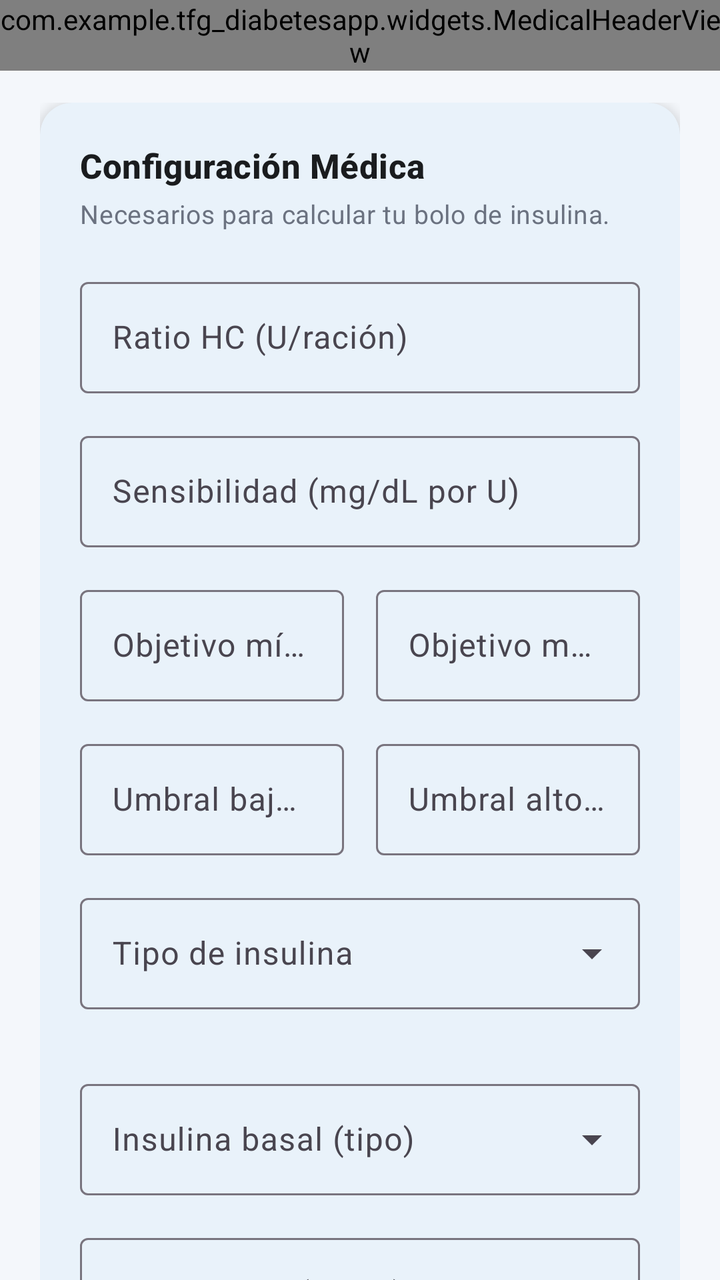
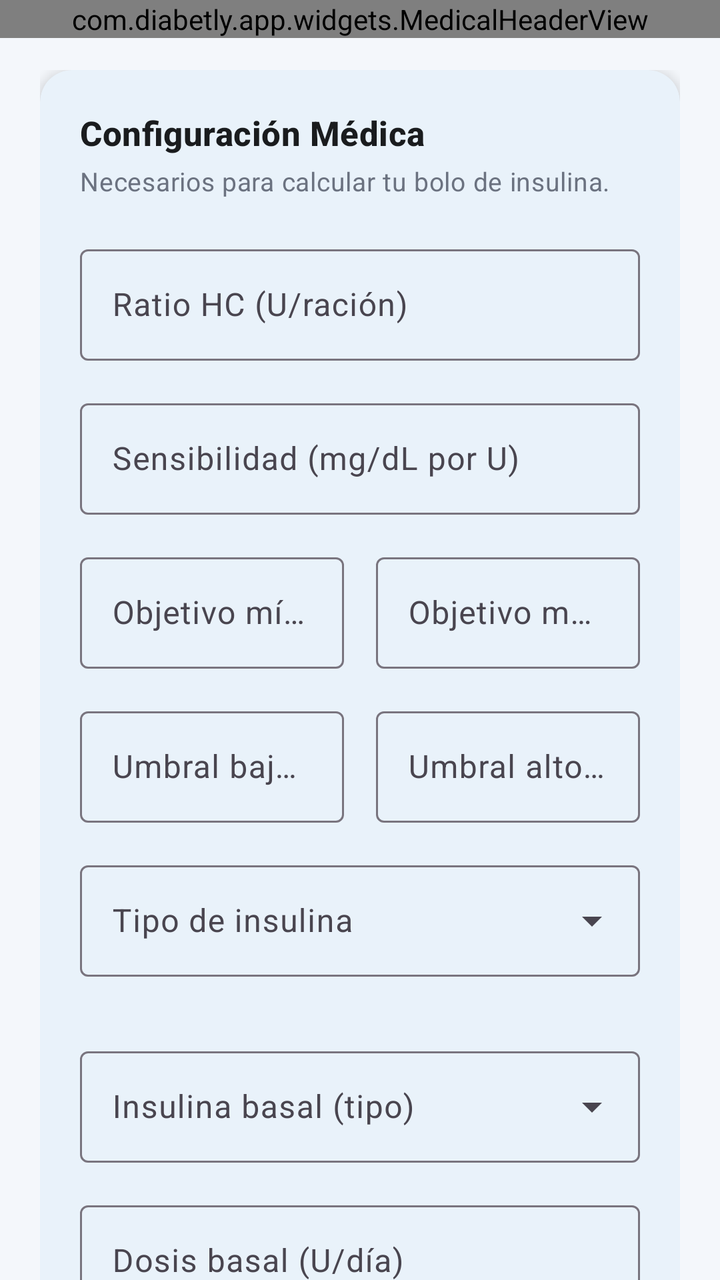

Before-and-after screenshots of an Android layout around one commit, followed by the original layout XML and the change that was made.
<!-- AndroidManifest.xml: application theme Theme.TFGDIABETESAPP -->
<!-- res/layout/fragment_settings.xml -->
<?xml version="1.0" encoding="utf-8"?>
<LinearLayout xmlns:android="http://schemas.android.com/apk/res/android"
    xmlns:app="http://schemas.android.com/apk/res-auto"
    xmlns:tools="http://schemas.android.com/tools"
    android:layout_width="match_parent"
    android:layout_height="match_parent"
    android:orientation="vertical"
    android:background="@color/color_background"
    tools:context=".fragments.SettingsFragment">

    <com.example.tfg_diabetesapp.widgets.MedicalHeaderView
        android:layout_width="match_parent"
        android:layout_height="wrap_content"
        app:headerTitle="Configuración"
        app:headerSubtitle="Ajusta tus parámetros médicos" />

    <androidx.core.widget.NestedScrollView
        android:layout_width="match_parent"
        android:layout_height="0dp"
        android:layout_weight="1"
        android:layout_marginTop="@dimen/header_content_overlap_negative"
        android:clipToPadding="false">

        <LinearLayout
            android:layout_width="match_parent"
            android:layout_height="wrap_content"
            android:orientation="vertical"
            android:paddingHorizontal="@dimen/screen_padding_horizontal"
            android:paddingTop="@dimen/content_gap_after_header"
            android:paddingBottom="@dimen/space_3xl">

            
            <com.google.android.material.card.MaterialCardView
                style="@style/Widget.App.Card"
                android:layout_width="match_parent"
                android:layout_height="wrap_content"
                android:layout_marginBottom="@dimen/space_lg">

                <LinearLayout
                    android:layout_width="match_parent"
                    android:layout_height="wrap_content"
                    android:orientation="vertical"
                    android:padding="@dimen/card_padding">

                    <TextView
                        android:layout_width="wrap_content"
                        android:layout_height="wrap_content"
                        android:text="Configuración Médica"
                        android:textAppearance="@style/TextAppearance.App.SectionTitle"
                        android:layout_marginBottom="@dimen/space_xs" />

                    <TextView
                        android:layout_width="match_parent"
                        android:layout_height="wrap_content"
                        android:text="Necesarios para calcular tu bolo de insulina."
                        android:textAppearance="@style/TextAppearance.App.Body"
                        android:layout_marginBottom="@dimen/space_xl" />

                    <com.google.android.material.textfield.TextInputLayout
                        style="@style/Widget.Material3.TextInputLayout.OutlinedBox"
                        android:layout_width="match_parent"
                        android:layout_height="wrap_content"
                        android:hint="Ratio HC (U/ración)"
                        android:layout_marginBottom="@dimen/space_lg">

                        <com.google.android.material.textfield.TextInputEditText
                            android:id="@+id/etFactorHC"
                            android:layout_width="match_parent"
                            android:layout_height="wrap_content"
                            android:inputType="numberDecimal" />
                    </com.google.android.material.textfield.TextInputLayout>

                    <com.google.android.material.textfield.TextInputLayout
                        style="@style/Widget.Material3.TextInputLayout.OutlinedBox"
                        android:layout_width="match_parent"
                        android:layout_height="wrap_content"
                        android:hint="Sensibilidad (mg/dL por U)"
                        android:layout_marginBottom="@dimen/space_lg">

                        <com.google.android.material.textfield.TextInputEditText
                            android:id="@+id/etSensibilidad"
                            android:layout_width="match_parent"
                            android:layout_height="wrap_content"
                            android:inputType="numberDecimal" />
                    </com.google.android.material.textfield.TextInputLayout>

                    <LinearLayout
                        android:layout_width="match_parent"
                        android:layout_height="wrap_content"
                        android:orientation="horizontal"
                        android:layout_marginBottom="@dimen/space_lg">

                        <com.google.android.material.textfield.TextInputLayout
                            style="@style/Widget.Material3.TextInputLayout.OutlinedBox"
                            android:layout_width="0dp"
                            android:layout_height="wrap_content"
                            android:layout_weight="1"
                            android:hint="Objetivo mín. (mg/dL)"
                            android:layout_marginEnd="@dimen/space_sm">

                            <com.google.android.material.textfield.TextInputEditText
                                android:id="@+id/etObjetivoMin"
                                android:layout_width="match_parent"
                                android:layout_height="wrap_content"
                                android:inputType="numberDecimal" />
                        </com.google.android.material.textfield.TextInputLayout>

                        <com.google.android.material.textfield.TextInputLayout
                            style="@style/Widget.Material3.TextInputLayout.OutlinedBox"
                            android:layout_width="0dp"
                            android:layout_height="wrap_content"
                            android:layout_weight="1"
                            android:hint="Objetivo máx. (mg/dL)"
                            android:layout_marginStart="@dimen/space_sm">

                            <com.google.android.material.textfield.TextInputEditText
                                android:id="@+id/etObjetivoMax"
                                android:layout_width="match_parent"
                                android:layout_height="wrap_content"
                                android:inputType="numberDecimal" />
                        </com.google.android.material.textfield.TextInputLayout>

                    </LinearLayout>

                    <LinearLayout
                        android:layout_width="match_parent"
                        android:layout_height="wrap_content"
                        android:orientation="horizontal"
                        android:layout_marginBottom="@dimen/space_lg">

                        <com.google.android.material.textfield.TextInputLayout
                            style="@style/Widget.Material3.TextInputLayout.OutlinedBox"
                            android:layout_width="0dp"
                            android:layout_height="wrap_content"
                            android:layout_weight="1"
                            android:hint="Umbral bajo (mg/dL)"
                            android:layout_marginEnd="@dimen/space_sm">

                            <com.google.android.material.textfield.TextInputEditText
                                android:id="@+id/etUmbralBajo"
                                android:layout_width="match_parent"
                                android:layout_height="wrap_content"
                                android:inputType="numberDecimal" />
                        </com.google.android.material.textfield.TextInputLayout>

                        <com.google.android.material.textfield.TextInputLayout
                            style="@style/Widget.Material3.TextInputLayout.OutlinedBox"
                            android:layout_width="0dp"
                            android:layout_height="wrap_content"
                            android:layout_weight="1"
                            android:hint="Umbral alto (mg/dL)"
                            android:layout_marginStart="@dimen/space_sm">

                            <com.google.android.material.textfield.TextInputEditText
                                android:id="@+id/etUmbralAlto"
                                android:layout_width="match_parent"
                                android:layout_height="wrap_content"
                                android:inputType="numberDecimal" />
                        </com.google.android.material.textfield.TextInputLayout>

                    </LinearLayout>

                    <com.google.android.material.textfield.TextInputLayout
                        android:id="@+id/tilInsulina"
                        style="@style/Widget.Material3.TextInputLayout.OutlinedBox.ExposedDropdownMenu"
                        android:layout_width="match_parent"
                        android:layout_height="wrap_content"
                        android:hint="Tipo de insulina"
                        android:layout_marginBottom="@dimen/space_lg">

                        <AutoCompleteTextView
                            android:id="@+id/actvInsulina"
                            android:layout_width="match_parent"
                            android:layout_height="wrap_content"
                            android:inputType="none" />
                    </com.google.android.material.textfield.TextInputLayout>

                    <com.google.android.material.textfield.TextInputLayout
                        android:id="@+id/tilDiaPersonalizado"
                        style="@style/Widget.Material3.TextInputLayout.OutlinedBox"
                        android:layout_width="match_parent"
                        android:layout_height="wrap_content"
                        android:hint="Duración de la insulina (horas)"
                        android:visibility="gone">

                        <com.google.android.material.textfield.TextInputEditText
                            android:id="@+id/etDiaPersonalizado"
                            android:layout_width="match_parent"
                            android:layout_height="wrap_content"
                            android:inputType="numberDecimal" />
                    </com.google.android.material.textfield.TextInputLayout>

                    <com.google.android.material.textfield.TextInputLayout
                        style="@style/Widget.Material3.TextInputLayout.OutlinedBox.ExposedDropdownMenu"
                        android:layout_width="match_parent"
                        android:layout_height="wrap_content"
                        android:hint="Insulina basal (tipo)"
                        android:layout_marginTop="@dimen/space_lg"
                        android:layout_marginBottom="@dimen/space_lg">

                        <AutoCompleteTextView
                            android:id="@+id/actvInsulinaBasal"
                            android:layout_width="match_parent"
                            android:layout_height="wrap_content"
                            android:inputType="none" />
                    </com.google.android.material.textfield.TextInputLayout>

                    <com.google.android.material.textfield.TextInputLayout
                        style="@style/Widget.Material3.TextInputLayout.OutlinedBox"
                        android:layout_width="match_parent"
                        android:layout_height="wrap_content"
                        android:hint="Dosis basal (U/día)">

                        <com.google.android.material.textfield.TextInputEditText
                            android:id="@+id/etDosisBasal"
                            android:layout_width="match_parent"
                            android:layout_height="wrap_content"
                            android:inputType="numberDecimal" />
                    </com.google.android.material.textfield.TextInputLayout>

                </LinearLayout>
            </com.google.android.material.card.MaterialCardView>

            
            <com.google.android.material.card.MaterialCardView
                style="@style/Widget.App.Card"
                android:layout_width="match_parent"
                android:layout_height="wrap_content"
                android:layout_marginBottom="@dimen/space_lg">

                <LinearLayout
                    android:layout_width="match_parent"
                    android:layout_height="wrap_content"
                    android:orientation="vertical"
                    android:padding="@dimen/card_padding">

                    <TextView
                        android:layout_width="wrap_content"
                        android:layout_height="wrap_content"
                        android:text="Perfiles Horarios"
                        android:textAppearance="@style/TextAppearance.App.SectionTitle"
                        android:layout_marginBottom="@dimen/space_xs" />

                    <TextView
                        android:layout_width="match_parent"
                        android:layout_height="wrap_content"
                        android:text="Ratio e insulina distintos según la hora del día. Si ningún perfil aplica, se usan los valores globales de arriba."
                        android:textAppearance="@style/TextAppearance.App.Body"
                        android:layout_marginBottom="@dimen/space_lg" />

                    <LinearLayout
                        android:id="@+id/llPerfiles"
                        android:layout_width="match_parent"
                        android:layout_height="wrap_content"
                        android:orientation="vertical" />

                    <com.google.android.material.button.MaterialButton
                        android:id="@+id/btnAddPerfil"
                        style="@style/Widget.Material3.Button.OutlinedButton"
                        android:layout_width="match_parent"
                        android:layout_height="48dp"
                        android:text="Añadir franja horaria"
                        app:icon="@drawable/ic_add"
                        app:iconGravity="textStart"
                        android:layout_marginTop="@dimen/space_sm"
                        app:cornerRadius="@dimen/button_corner_radius" />

                </LinearLayout>
            </com.google.android.material.card.MaterialCardView>

            
            <com.google.android.material.card.MaterialCardView
                style="@style/Widget.App.Card"
                android:layout_width="match_parent"
                android:layout_height="wrap_content"
                android:layout_marginBottom="@dimen/space_lg">

                <LinearLayout
                    android:layout_width="match_parent"
                    android:layout_height="wrap_content"
                    android:orientation="vertical"
                    android:padding="@dimen/card_padding">

                    <TextView
                        android:layout_width="wrap_content"
                        android:layout_height="wrap_content"
                        android:text="Perfil Personal"
                        android:textAppearance="@style/TextAppearance.App.SectionTitle"
                        android:layout_marginBottom="@dimen/space_xs" />

                    <TextView
                        android:layout_width="match_parent"
                        android:layout_height="wrap_content"
                        android:text="Datos personales para mejorar las recomendaciones."
                        android:textAppearance="@style/TextAppearance.App.Body"
                        android:layout_marginBottom="@dimen/space_xl" />

                    <LinearLayout
                        android:layout_width="match_parent"
                        android:layout_height="wrap_content"
                        android:orientation="horizontal"
                        android:layout_marginBottom="@dimen/space_lg">

                        <com.google.android.material.textfield.TextInputLayout
                            style="@style/Widget.Material3.TextInputLayout.OutlinedBox"
                            android:layout_width="0dp"
                            android:layout_height="wrap_content"
                            android:layout_weight="1"
                            android:hint="Peso (kg)"
                            android:layout_marginEnd="@dimen/space_sm">

                            <com.google.android.material.textfield.TextInputEditText
                                android:id="@+id/etPeso"
                                android:layout_width="match_parent"
                                android:layout_height="wrap_content"
                                android:inputType="numberDecimal" />
                        </com.google.android.material.textfield.TextInputLayout>

                        <com.google.android.material.textfield.TextInputLayout
                            style="@style/Widget.Material3.TextInputLayout.OutlinedBox"
                            android:layout_width="0dp"
                            android:layout_height="wrap_content"
                            android:layout_weight="1"
                            android:hint="Altura (cm)"
                            android:layout_marginStart="@dimen/space_sm">

                            <com.google.android.material.textfield.TextInputEditText
                                android:id="@+id/etAltura"
                                android:layout_width="match_parent"
                                android:layout_height="wrap_content"
                                android:inputType="numberDecimal" />
                        </com.google.android.material.textfield.TextInputLayout>

                    </LinearLayout>

                    <com.google.android.material.textfield.TextInputLayout
                        style="@style/Widget.Material3.TextInputLayout.OutlinedBox.ExposedDropdownMenu"
                        android:layout_width="match_parent"
                        android:layout_height="wrap_content"
                        android:hint="Sexo"
                        android:layout_marginBottom="@dimen/space_lg">

                        <AutoCompleteTextView
                            android:id="@+id/actvSexo"
                            android:layout_width="match_parent"
                            android:layout_height="wrap_content"
                            android:inputType="none" />
                    </com.google.android.material.textfield.TextInputLayout>

                    <com.google.android.material.textfield.TextInputLayout
                        style="@style/Widget.Material3.TextInputLayout.OutlinedBox"
                        android:layout_width="match_parent"
                        android:layout_height="wrap_content"
                        android:hint="Fecha de nacimiento"
                        android:layout_marginBottom="@dimen/space_lg"
                        app:endIconMode="custom"
                        app:endIconDrawable="@drawable/ic_calendar">

                        <com.google.android.material.textfield.TextInputEditText
                            android:id="@+id/etFechaNacimiento"
                            android:layout_width="match_parent"
                            android:layout_height="wrap_content"
                            android:inputType="none"
                            android:focusable="false"
                            android:clickable="true"
                            android:cursorVisible="false" />
                    </com.google.android.material.textfield.TextInputLayout>

                    <com.google.android.material.textfield.TextInputLayout
                        style="@style/Widget.Material3.TextInputLayout.OutlinedBox.ExposedDropdownMenu"
                        android:layout_width="match_parent"
                        android:layout_height="wrap_content"
                        android:hint="Tipo de diabetes"
                        android:layout_marginBottom="@dimen/space_lg">

                        <AutoCompleteTextView
                            android:id="@+id/actvTipoDiabetes"
                            android:layout_width="match_parent"
                            android:layout_height="wrap_content"
                            android:inputType="none" />
                    </com.google.android.material.textfield.TextInputLayout>

                </LinearLayout>
            </com.google.android.material.card.MaterialCardView>

            
            <com.google.android.material.card.MaterialCardView
                style="@style/Widget.App.Card"
                android:layout_width="match_parent"
                android:layout_height="wrap_content"
                android:layout_marginBottom="@dimen/space_lg">

                <LinearLayout
                    android:layout_width="match_parent"
                    android:layout_height="wrap_content"
                    android:orientation="vertical"
                    android:padding="@dimen/card_padding">

                    <TextView
                        android:layout_width="wrap_content"
                        android:layout_height="wrap_content"
                        android:text="Cuenta LibreLinkUp"
                        android:textAppearance="@style/TextAppearance.App.SectionTitle"
                        android:layout_marginBottom="@dimen/space_xs" />

                    <TextView
                        android:layout_width="match_parent"
                        android:layout_height="wrap_content"
                        android:text="Credenciales para ver tu glucosa en tiempo real."
                        android:textAppearance="@style/TextAppearance.App.Body"
                        android:layout_marginBottom="@dimen/space_xl" />

                    <com.google.android.material.textfield.TextInputLayout
                        style="@style/Widget.Material3.TextInputLayout.OutlinedBox"
                        android:layout_width="match_parent"
                        android:layout_height="wrap_content"
                        android:hint="Email de LibreLinkUp"
                        android:layout_marginBottom="@dimen/space_lg">

                        <com.google.android.material.textfield.TextInputEditText
                            android:id="@+id/etLibreEmail"
                            android:layout_width="match_parent"
                            android:layout_height="wrap_content"
                            android:inputType="textEmailAddress" />
                    </com.google.android.material.textfield.TextInputLayout>

                    <com.google.android.material.textfield.TextInputLayout
                        style="@style/Widget.Material3.TextInputLayout.OutlinedBox"
                        android:layout_width="match_parent"
                        android:layout_height="wrap_content"
                        android:hint="Contraseña de LibreLinkUp">

                        <com.google.android.material.textfield.TextInputEditText
                            android:id="@+id/etLibrePassword"
                            android:layout_width="match_parent"
                            android:layout_height="wrap_content"
                            android:inputType="text" />
                    </com.google.android.material.textfield.TextInputLayout>

                </LinearLayout>
            </com.google.android.material.card.MaterialCardView>

            
            <com.google.android.material.card.MaterialCardView
                style="@style/Widget.App.Card"
                android:layout_width="match_parent"
                android:layout_height="wrap_content"
                android:layout_marginBottom="@dimen/space_xl">

                <LinearLayout
                    android:layout_width="match_parent"
                    android:layout_height="wrap_content"
                    android:orientation="vertical"
                    android:padding="@dimen/card_padding">

                    <TextView
                        android:layout_width="wrap_content"
                        android:layout_height="wrap_content"
                        android:text="Alarmas de Glucosa"
                        android:textAppearance="@style/TextAppearance.App.SectionTitle"
                        android:layout_marginBottom="@dimen/space_xs" />

                    <TextView
                        android:layout_width="match_parent"
                        android:layout_height="wrap_content"
                        android:text="Notificación y vibración cuando tu glucosa sale del rango configurado."
                        android:textAppearance="@style/TextAppearance.App.Body"
                        android:layout_marginBottom="@dimen/space_xl" />

                    <LinearLayout
                        android:layout_width="match_parent"
                        android:layout_height="wrap_content"
                        android:orientation="horizontal"
                        android:gravity="center_vertical">

                        <LinearLayout
                            android:layout_width="0dp"
                            android:layout_height="wrap_content"
                            android:layout_weight="1"
                            android:orientation="vertical">

                            <TextView
                                android:layout_width="wrap_content"
                                android:layout_height="wrap_content"
                                android:text="Activar alarmas"
                                android:textSize="15sp"
                                android:textColor="@color/color_text_primary" />

                            <TextView
                                android:layout_width="wrap_content"
                                android:layout_height="wrap_content"
                                android:text="Hipoglucemia e hiperglucemia"
                                android:textAppearance="@style/TextAppearance.App.Caption" />
                        </LinearLayout>

                        <com.google.android.material.materialswitch.MaterialSwitch
                            android:id="@+id/switchAlarmas"
                            android:layout_width="wrap_content"
                            android:layout_height="wrap_content" />

                    </LinearLayout>
                </LinearLayout>
            </com.google.android.material.card.MaterialCardView>

            <com.google.android.material.button.MaterialButton
                android:id="@+id/btnSaveSettings"
                android:layout_width="match_parent"
                android:layout_height="@dimen/button_height"
                android:text="Guardar Configuración"
                android:textSize="16sp"
                app:cornerRadius="@dimen/button_corner_radius" />

        </LinearLayout>
    </androidx.core.widget.NestedScrollView>

</LinearLayout>
<!-- resources referenced by this layout -->
<resources>
  <color name="color_background">#F4F7FB</color>
  <color name="color_text_primary">#1A1C1E</color>
  <dimen name="button_corner_radius">10dp</dimen>
  <dimen name="button_height">52dp</dimen>
  <dimen name="card_padding">20dp</dimen>
  <dimen name="content_gap_after_header">16dp</dimen>
  <dimen name="header_content_overlap_negative">0dp</dimen>
  <dimen name="screen_padding_horizontal">20dp</dimen>
  <dimen name="space_3xl">32dp</dimen>
  <dimen name="space_lg">16dp</dimen>
  <dimen name="space_sm">8dp</dimen>
  <dimen name="space_xl">20dp</dimen>
  <dimen name="space_xs">4dp</dimen>
  <!-- drawable ic_add (drawable) -->
  <vector xmlns:android="http://schemas.android.com/apk/res/android"
      android:width="24dp"
      android:height="24dp"
      android:viewportWidth="24"
      android:viewportHeight="24"
      android:tint="?attr/colorOnPrimary">
      <path
          android:fillColor="@android:color/white"
          android:pathData="M19,13h-6v6h-2v-6H5v-2h6V5h2v6h6V13z" />
  </vector>
  <!-- drawable ic_calendar (drawable) -->
  <vector xmlns:android="http://schemas.android.com/apk/res/android"
      android:width="24dp"
      android:height="24dp"
      android:viewportWidth="24"
      android:viewportHeight="24"
      android:tint="?attr/colorControlNormal">
      <path
          android:fillColor="@android:color/white"
          android:pathData="M19,3h-1V1h-2v2H8V1H6v2H5C3.89,3 3,3.9 3,5v14c0,1.1 0.89,2 2,2h14c1.1,0 2,-0.9 2,-2V5C21,3.9 20.1,3 19,3zM19,19H5V8h14V19z" />
  </vector>
  <style name="TextAppearance.App.Body" parent="TextAppearance.Material3.BodyMedium">
          <item name="android:textSize">13sp</item>
          <item name="android:textColor">@color/color_text_secondary</item>
      </style>
  <style name="TextAppearance.App.Caption" parent="TextAppearance.Material3.LabelSmall">
          <item name="android:textSize">12sp</item>
          <item name="android:textColor">@color/color_text_secondary</item>
      </style>
  <style name="TextAppearance.App.SectionTitle" parent="TextAppearance.Material3.TitleMedium">
          <item name="android:textSize">17sp</item>
          <item name="android:textStyle">bold</item>
          <item name="android:textColor">@color/color_text_primary</item>
      </style>
  <style name="Widget.App.Card" parent="Widget.Material3.CardView.Elevated">
          <item name="cardCornerRadius">@dimen/card_corner_radius</item>
          <item name="cardElevation">@dimen/card_elevation</item>
          <item name="cardBackgroundColor">@color/color_surface</item>
      </style>
  <style name="Theme.TFGDIABETESAPP" parent="Base.Theme.TFGDIABETESAPP" />
  <color name="color_text_secondary">#6B7280</color>
  <dimen name="card_corner_radius">16dp</dimen>
  <dimen name="card_elevation">4dp</dimen>
  <color name="color_surface">#FFFFFF</color>
  <color name="color_primary">#1976D2</color>
  <color name="color_on_primary">#FFFFFF</color>
  <color name="color_primary_light">#DBEAFE</color>
  <color name="color_primary_dark">#1565C0</color>
  <color name="color_secondary">#0288D1</color>
  <color name="color_on_secondary">#FFFFFF</color>
  <color name="color_error">#EF5350</color>
  <!-- unchanged entries left out for length: 1 -->
</resources>

<!-- the commit's change to res/layout/fragment_settings.xml (unified diff, before → after) -->
@@ -8,7 +8,7 @@
     android:background="@color/color_background"
     tools:context=".fragments.SettingsFragment">
 
-    <com.example.tfg_diabetesapp.widgets.MedicalHeaderView
+    <com.diabetly.app.widgets.MedicalHeaderView
         android:layout_width="match_parent"
         android:layout_height="wrap_content"
         app:headerTitle="Configuración"
